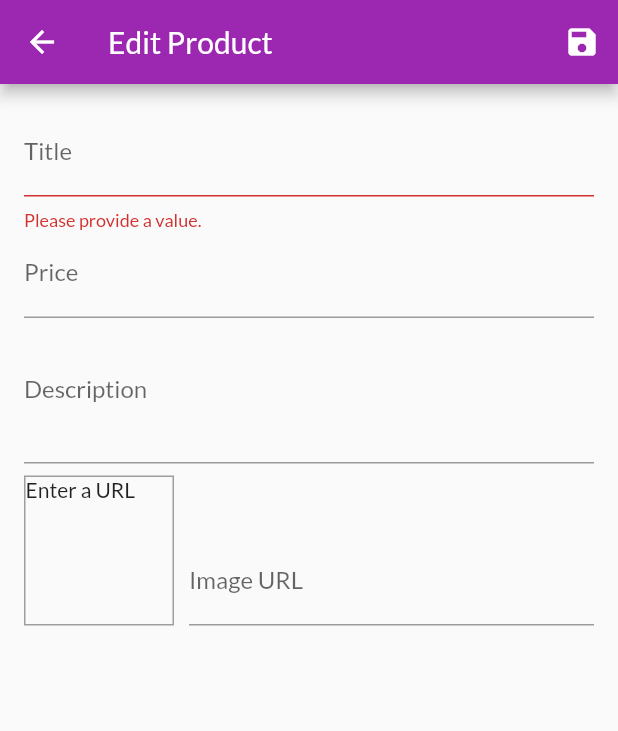
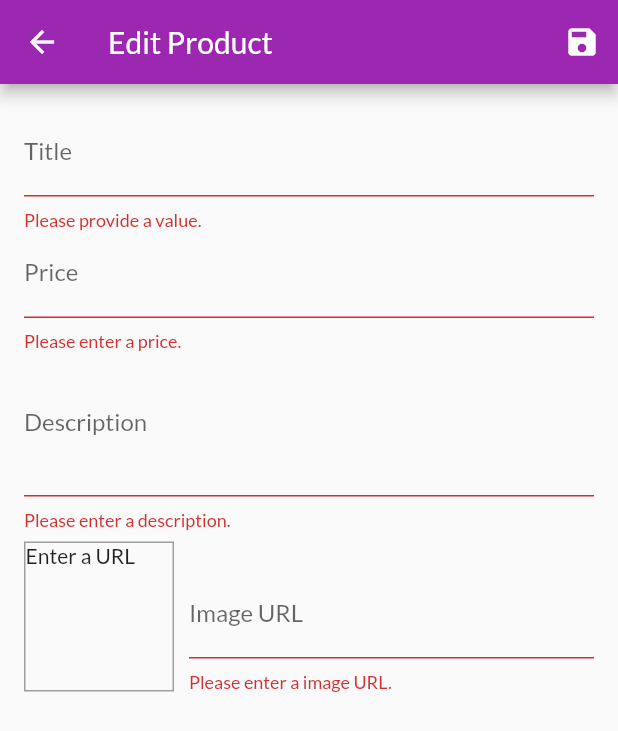
Before and after one commit to lobobranco/FlutterPlans, a Flutter app: the EditProductScreen screen opened by its route, after a tap on the "save" icon, on a phone screen of 412 x 824 dp. Shown: the top 731 px of the screen. Run offline on Flutter 3.47's test engine with Material 2 defaults, Android fonts, the phone set to English and light mode, and no system bars; network calls fail.

Commit message:
Salvando novos Produtos

```diff
--- a/shop/lib/screens/edit_product_screen.dart
+++ b/shop/lib/screens/edit_product_screen.dart
@@ -1,6 +1,8 @@
 import 'package:flutter/material.dart';
+import 'package:provider/provider.dart';
 
 import '../providers/product.dart';
+import '../providers/products.dart';
 
 class EditProductScreen extends StatefulWidget {
   static const routeName = '/edit-product';
@@ -41,6 +43,13 @@ class _EditProductScreenState extends State<EditProductScreen> {
 
   void _updateImageUrl() {
     if (!_imageUrlFocusNode.hasFocus) {
+      if ((!_imageUrlController.text.startsWith('http') &&
+              !_imageUrlController.text.startsWith('https')) ||
+          (!_imageUrlController.text.endsWith('.png') &&
+              !_imageUrlController.text.endsWith('.jpg') &&
+              !_imageUrlController.text.endsWith('.jpeg'))) {
+        return;
+      }
       setState(() {});
     }
   }
@@ -51,10 +60,8 @@ class _EditProductScreenState extends State<EditProductScreen> {
       return;
     }
     _form.currentState.save();
-    print(_editedProduct.title);
-    print(_editedProduct.price);
-    print(_editedProduct.description);
-    print(_editedProduct.imageUrl);
+    Provider.of<Products>(context, listen: false).addProduct(_editedProduct);
+    Navigator.of(context).pop();
   }
 
   @override
@@ -104,6 +111,18 @@ class _EditProductScreenState extends State<EditProductScreen> {
                 onFieldSubmitted: (_) {
                   FocusScope.of(context).requestFocus(_descriptionFocusNode);
                 },
+                validator: (value) {
+                  if (value.isEmpty) {
+                    return 'Please enter a price.';
+                  }
+                  if (double.tryParse(value) == null) {
+                    return 'Please enter a valid number.';
+                  }
+                  if (double.parse(value) <= 0) {
+                    return 'Please enter a number greater than zero.';
+                  }
+                  return null;
+                },
                 onSaved: (value) {
                   _editedProduct = Product(
                       title: _editedProduct.title,
@@ -119,6 +138,15 @@ class _EditProductScreenState extends State<EditProductScreen> {
                 textInputAction: TextInputAction.next,
                 keyboardType: TextInputType.multiline,
                 focusNode: _descriptionFocusNode,
+                validator: (value) {
+                  if (value.isEmpty) {
+                    return 'Please enter a description.';
+                  }
+                  if (value.length < 10) {
+                    return 'Should be at least 10 characters long.';
+                  }
+                  return null;
+                },
                 onSaved: (value) {
                   _editedProduct = Product(
                       title: _editedProduct.title,
@@ -160,6 +188,21 @@ class _EditProductScreenState extends State<EditProductScreen> {
                       onFieldSubmitted: (_) {
                         _saveForm();
                       },
+                      validator: (value) {
+                        if (value.isEmpty) {
+                          return 'Please enter a image URL.';
+                        }
+                        if (!value.startsWith('http') &&
+                            !value.startsWith('https')) {
+                          return 'Please a valid URL.';
+                        }
+                        if (!value.endsWith('.png') &&
+                            !value.endsWith('.jpg') &&
+                            !value.endsWith('.jpeg')) {
+                          return 'Please enter a valid image URL.';
+                        }
+                        return null;
+                      },
                       onSaved: (value) {
                         _editedProduct = Product(
                             title: _editedProduct.title,
```
Also changed, not shown: shop/lib/providers/products.dart (+9 -2 lines).
